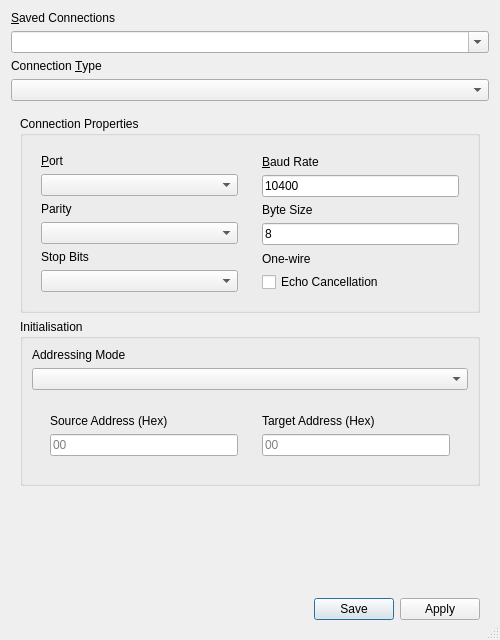
First picture: the form in ECUtool/ui/createconnectiondialog.ui, repository aidangrant9/ECUtool, before the edit.
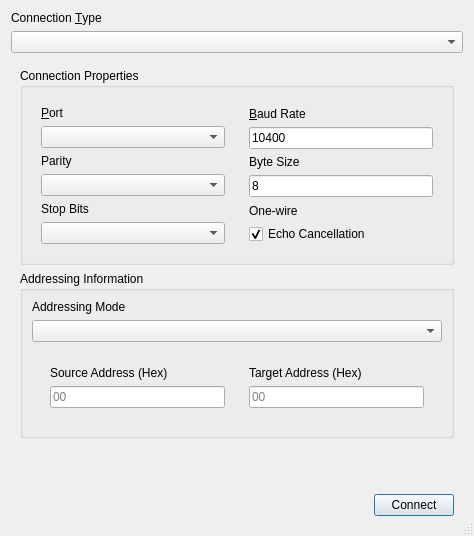
Second picture: the form after the edit. Icons and pictures are not drawn.

What changed in the file:
```diff
--- a/ECUtool/ui/createconnectiondialog.ui
+++ b/ECUtool/ui/createconnectiondialog.ui
@@ -6,8 +6,8 @@
    <rect>
     <x>0</x>
     <y>0</y>
-    <width>500</width>
-    <height>640</height>
+    <width>474</width>
+    <height>536</height>
    </rect>
   </property>
   <property name="windowTitle">
@@ -23,26 +23,6 @@
    <bool>true</bool>
   </property>
   <layout class="QVBoxLayout" name="verticalLayout">
-   <item>
-    <widget class="QLabel" name="label">
-     <property name="text">
-      <string>&amp;Saved Connections</string>
-     </property>
-     <property name="buddy">
-      <cstring>savedConnectionsCombo</cstring>
-     </property>
-    </widget>
-   </item>
-   <item>
-    <widget class="QComboBox" name="savedConnectionsCombo">
-     <property name="editable">
-      <bool>true</bool>
-     </property>
-     <property name="currentText">
-      <string>&lt;New Connection&gt;</string>
-     </property>
-    </widget>
-   </item>
    <item>
     <widget class="QLabel" name="label_2">
      <property name="text">
@@ -205,6 +185,9 @@
                <property name="text">
                 <string>Echo Cancellation</string>
                </property>
+               <property name="checked">
+                <bool>true</bool>
+               </property>
               </widget>
              </item>
             </layout>
@@ -216,7 +199,7 @@
        <item>
         <widget class="QGroupBox" name="groupBox_2">
          <property name="title">
-          <string>Initialisation</string>
+          <string>Addressing Information</string>
          </property>
          <layout class="QVBoxLayout" name="verticalLayout_5">
           <item>
@@ -331,22 +314,6 @@
         </property>
        </spacer>
       </item>
-      <item>
-       <widget class="QPushButton" name="saveButton">
-        <property name="enabled">
-         <bool>true</bool>
-        </property>
-        <property name="sizePolicy">
-         <sizepolicy hsizetype="Fixed" vsizetype="Fixed">
-          <horstretch>0</horstretch>
-          <verstretch>0</verstretch>
-         </sizepolicy>
-        </property>
-        <property name="text">
-         <string>Save</string>
-        </property>
-       </widget>
-      </item>
       <item>
        <widget class="QPushButton" name="applyButton">
         <property name="enabled">
@@ -359,7 +326,7 @@
          </sizepolicy>
         </property>
         <property name="text">
-         <string>Apply</string>
+         <string>Connect</string>
         </property>
        </widget>
       </item>
```
